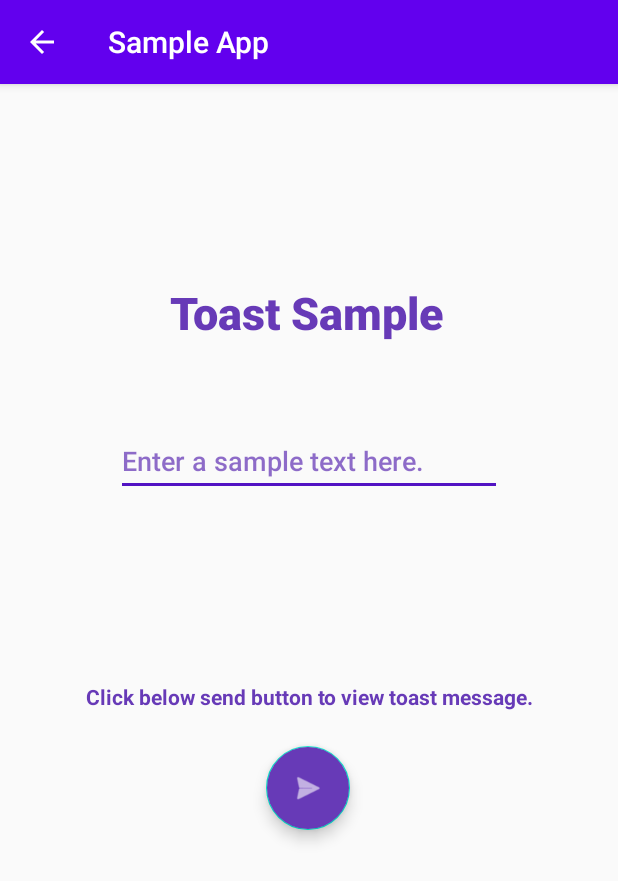
After one commit to alinbabu2010/Sample-Android-App, an Android app: the SubActivity screen opened directly, with no data from a screen before it, on a phone screen of 412 x 824 dp. The commit adds this screen. Shown: the top 881 px of the screen. Run offline under Robolectric (Android 15) with nearby library versions, the phone set to English and light mode, and no system bars.

Commit message:
Toast message example activity implementation

```diff
--- a/app/build.gradle
+++ b/app/build.gradle
@@ -3,13 +3,13 @@ apply plugin: 'kotlin-android'
 apply plugin: 'kotlin-android-extensions'
 
 android {
-    compileSdkVersion 29
+    compileSdkVersion 30
     buildToolsVersion "29.0.3"
 
     defaultConfig {
         applicationId "com.fotobom.androidtraining_alin"
         minSdkVersion 21
-        targetSdkVersion 29
+        targetSdkVersion 30
         versionCode 1
         versionName "1.0"
 
@@ -27,10 +27,11 @@ android {
 dependencies {
     implementation fileTree(dir: "libs", include: ["*.jar"])
     implementation "org.jetbrains.kotlin:kotlin-stdlib:$kotlin_version"
-    implementation 'androidx.core:core-ktx:1.3.1'
+    implementation 'androidx.core:core-ktx:1.3.2'
     implementation 'androidx.appcompat:appcompat:1.2.0'
     implementation 'androidx.constraintlayout:constraintlayout:2.0.2'
-    testImplementation 'junit:junit:4.12'
+    implementation 'com.google.android.material:material:1.2.1'
+    testImplementation 'junit:junit:4.13.1'
     androidTestImplementation 'androidx.test.ext:junit:1.1.2'
     androidTestImplementation 'androidx.test.espresso:espresso-core:3.3.0'
 
--- a/app/src/main/AndroidManifest.xml
+++ b/app/src/main/AndroidManifest.xml
@@ -3,12 +3,20 @@
     package="com.fotobom.androidtraining_alin">
 
     <application
-        android:allowBackup="true"
         android:icon="@mipmap/ic_launcher"
         android:label="@string/app_name"
         android:roundIcon="@mipmap/ic_launcher_round"
         android:supportsRtl="true"
-        android:theme="@style/AppTheme">
+        android:theme="@style/AppTheme"
+        android:fullBackupContent="true"
+        android:allowBackup="true">
+        <activity android:name=".SubActivity"
+            android:parentActivityName=".MainActivity">
+            <!-- The meta-data tag is required if you support API level 15 and lower -->
+            <meta-data
+                android:name="android.support.PARENT_ACTIVITY"
+                android:value=".MainActivity" />
+        </activity>
         <activity android:name=".MainActivity">
             <intent-filter>
                 <action android:name="android.intent.action.MAIN" />
--- /dev/null
+++ b/app/src/main/java/com/fotobom/androidtraining_alin/SubActivity.kt
@@ -0,0 +1,23 @@
+package com.fotobom.androidtraining_alin
+
+import androidx.appcompat.app.AppCompatActivity
+import android.os.Bundle
+import android.widget.Button
+import android.widget.EditText
+import android.widget.Toast
+import com.google.android.material.floatingactionbutton.FloatingActionButton
+
+class SubActivity : AppCompatActivity() {
+    override fun onCreate(savedInstanceState: Bundle?) {
+        super.onCreate(savedInstanceState)
+        setContentView(R.layout.activity_sub)
+
+        findViewById<FloatingActionButton>(R.id.toast_button).setOnClickListener{
+
+            val inputId = findViewById<EditText>(R.id.toast_input)
+            val toastMsg = inputId.text.toString()
+            val toast = Toast.makeText(applicationContext, toastMsg, Toast.LENGTH_SHORT)
+            toast.show()
+        }
+    }
+}
--- a/app/src/main/res/layout/activity_main.xml
+++ b/app/src/main/res/layout/activity_main.xml
@@ -7,7 +7,7 @@
     tools:context=".MainActivity">
 
     <TextView
-        android:id="@+id/textView"
+        android:id="@+id/heading_home"
         android:layout_width="276dp"
         android:layout_height="49dp"
         android:fontFamily="sans-serif-medium"
@@ -31,12 +31,12 @@
         app:layout_constraintEnd_toEndOf="parent"
         app:layout_constraintHorizontal_bias="0.495"
         app:layout_constraintStart_toStartOf="parent"
-        app:layout_constraintTop_toBottomOf="@+id/textView"
+        app:layout_constraintTop_toBottomOf="@+id/heading_home"
         app:srcCompat="@drawable/image_sample"
         tools:srcCompat="@drawable/image_sample" />
 
     <Button
-        android:id="@+id/button"
+        android:id="@+id/cilckhere_button"
         style="@style/Widget.AppCompat.Button.Borderless.Colored"
         android:layout_width="133dp"
         android:layout_height="47dp"
--- /dev/null
+++ b/app/src/main/res/layout/activity_sub.xml
@@ -0,0 +1,74 @@
+<?xml version="1.0" encoding="utf-8"?>
+<androidx.constraintlayout.widget.ConstraintLayout xmlns:android="http://schemas.android.com/apk/res/android"
+    xmlns:app="http://schemas.android.com/apk/res-auto"
+    xmlns:tools="http://schemas.android.com/tools"
+    android:layout_width="match_parent"
+    android:layout_height="match_parent"
+    tools:context=".SubActivity">
+
+    <TextView
+        android:id="@+id/textView"
+        android:layout_width="wrap_content"
+        android:layout_height="wrap_content"
+        android:layout_marginTop="132dp"
+        android:fontFamily="sans-serif-medium"
+        android:text="@string/toast_sample_text"
+        android:textAlignment="center"
+        android:textColor="#673AB7"
+        android:textSize="30sp"
+        android:textStyle="bold"
+        app:layout_constraintEnd_toEndOf="parent"
+        app:layout_constraintHorizontal_bias="0.497"
+        app:layout_constraintStart_toStartOf="parent"
+        app:layout_constraintTop_toTopOf="parent" />
+
+    <EditText
+        android:id="@+id/toast_input"
+        style="@android:style/Widget.DeviceDefault.EditText"
+        android:layout_width="257dp"
+        android:layout_height="46dp"
+        android:layout_marginTop="56dp"
+        android:backgroundTint="#5213C3"
+        android:ems="10"
+        android:fontFamily="sans-serif-medium"
+        android:hint="@string/input_text"
+        android:inputType="textPersonName"
+        android:textColor="#673AB7"
+        android:textColorHint="#BE673AB7"
+        android:textColorLink="#C9673AB7"
+        app:layout_constraintEnd_toEndOf="parent"
+        app:layout_constraintStart_toStartOf="parent"
+        app:layout_constraintTop_toBottomOf="@+id/textView"
+        android:autofillHints="" />
+
+    <TextView
+        android:id="@+id/toast_btn_text"
+        android:layout_width="321dp"
+        android:layout_height="22dp"
+        android:layout_marginTop="124dp"
+        android:text="@string/toastbtn_dec"
+        android:textAlignment="center"
+        android:textColor="#673AB7"
+        android:textStyle="bold"
+        app:layout_constraintEnd_toEndOf="parent"
+        app:layout_constraintStart_toStartOf="parent"
+        app:layout_constraintTop_toBottomOf="@+id/toast_input" />
+
+    <com.google.android.material.floatingactionbutton.FloatingActionButton
+        android:id="@+id/toast_button"
+        android:layout_width="wrap_content"
+        android:layout_height="wrap_content"
+        android:backgroundTint="#673AB7"
+        android:clickable="true"
+        android:contentDescription="@string/todo"
+        android:focusable="true"
+        android:tint="#FFFFFF"
+        app:layout_constraintBottom_toBottomOf="parent"
+        app:layout_constraintEnd_toEndOf="parent"
+        app:layout_constraintHorizontal_bias="0.498"
+        app:layout_constraintStart_toStartOf="parent"
+        app:layout_constraintTop_toBottomOf="@+id/toast_btn_text"
+        app:layout_constraintVertical_bias="0.07"
+        app:srcCompat="@android:drawable/ic_menu_send" />
+
+</androidx.constraintlayout.widget.ConstraintLayout>
--- a/app/src/main/res/values/strings.xml
+++ b/app/src/main/res/values/strings.xml
@@ -3,4 +3,8 @@
     <string name="heading_home">Welcome!</string>
     <string name="button_text">Click Here!</string>
     <string name="sample_image_desc">Sample Image</string>
+    <string name="toast_sample_text">Toast Sample</string>
+    <string name="input_text">Enter a sample text here.</string>
+    <string name="toastbtn_dec">Click below send button to view toast message.</string>
+    <string name="todo">TODO</string>
 </resources>
```
